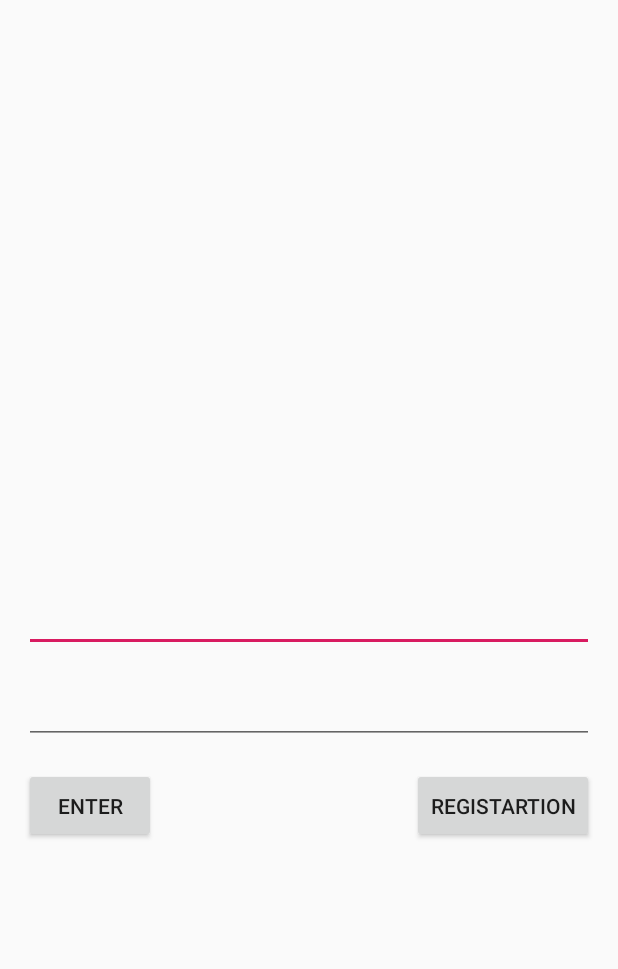
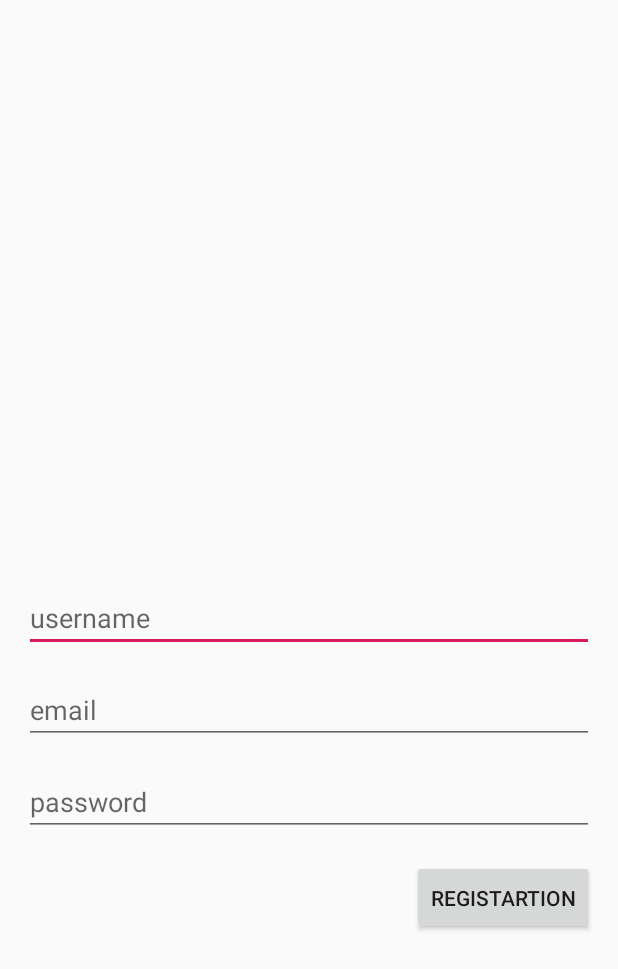
Before and after one commit to NewAzgardec/CuteChat-Android, an Android app: the screen it shows after launch (MainActivity before the commit, RegistrationActivity after it), after a tap on "REGISTARTION", on a phone screen of 412 x 824 dp. Shown: the top 969 px of the screen. Run offline under Robolectric (Android 15) with nearby library versions, the phone set to English and light mode, and no system bars; our stand-ins replace Firebase (no records; nobody signed in at launch, a user with empty details on screens opened directly), Timber.

Commit message:
added login/registration

```diff
--- a/app/src/main/AndroidManifest.xml
+++ b/app/src/main/AndroidManifest.xml
@@ -9,13 +9,16 @@
         android:roundIcon="@mipmap/ic_launcher_round"
         android:supportsRtl="true"
         android:theme="@style/AppTheme">
-        <activity android:name=".MainActivity">
+        <activity android:name=".start.MainActivity">
             <intent-filter>
                 <action android:name="android.intent.action.MAIN" />
 
                 <category android:name="android.intent.category.LAUNCHER" />
             </intent-filter>
         </activity>
+        <activity android:name=".start.LoginActivity"/>
+        <activity android:name=".start.RegistrationActivity"/>
+        <activity android:name=".Account"/>
     </application>
 
 </manifest>
--- a/app/src/main/java/com/example/kurs/MainActivity.kt
+++ /dev/null
@@ -1,65 +0,0 @@
-package com.example.kurs
-
-import androidx.appcompat.app.AppCompatActivity
-import android.os.Bundle
-import android.view.View
-import android.widget.Toast
-import com.google.firebase.auth.FirebaseAuth
-import kotlinx.android.synthetic.main.activity_main.*
-import timber.log.Timber
-
-class MainActivity : AppCompatActivity(), View.OnClickListener {
-
-    var firebaseAuth: FirebaseAuth? = null
-    var authListener: FirebaseAuth.AuthStateListener? = null
-
-    override fun onCreate(savedInstanceState: Bundle?) {
-        super.onCreate(savedInstanceState)
-        setContentView(R.layout.activity_main)
-
-        firebaseAuth = FirebaseAuth.getInstance()
-
-        authListener = FirebaseAuth.AuthStateListener {auth ->
-            val user = auth.currentUser
-            if(user!=null){
-                Timber.d("log in: "+user.uid)
-            }else{
-                Timber.d("log out")
-            }
-        }
-
-        btnEnter.setOnClickListener(this)
-        btnReg.setOnClickListener(this)
-    }
-
-    override fun onClick(p0: View?) {
-       when(p0){
-           btnEnter->{
-                enter(etEmail.text.toString(), etPassword.text.toString())
-           }
-
-           btnReg->{
-               reg(etEmail.text.toString(), etPassword.text.toString())
-           }
-       }
-    }
-
-    private fun enter(email: String, password: String) {
-        firebaseAuth?.signInWithEmailAndPassword(email, password)?.addOnCompleteListener {task->
-            if (task.isSuccessful){
-                Toast.makeText(this, "SUCCESS LOGIN", Toast.LENGTH_LONG).show()
-            }else{
-                Toast.makeText(this, "ERROR LOGIN", Toast.LENGTH_LONG).show()
-            }
-        }
-    }
-    private fun reg(email: String, password: String) {
-        firebaseAuth?.createUserWithEmailAndPassword(email, password)?.addOnCompleteListener {task->
-            if (task.isSuccessful){
-                Toast.makeText(this, "GOOD REGISTRATION", Toast.LENGTH_LONG).show()
-            }else{
-                Toast.makeText(this, "ERROR REGISTRATION", Toast.LENGTH_LONG).show()
-            }
-        }
-    }
-}
--- /dev/null
+++ b/app/src/main/java/com/example/kurs/start/MainActivity.kt
@@ -0,0 +1,44 @@
+package com.example.kurs.start
+
+import android.content.Intent
+import androidx.appcompat.app.AppCompatActivity
+import android.os.Bundle
+import android.view.View
+import com.example.kurs.R
+import com.google.firebase.auth.FirebaseAuth
+import kotlinx.android.synthetic.main.activity_main.*
+import timber.log.Timber
+
+class MainActivity : AppCompatActivity(), View.OnClickListener {
+
+    private var authListener: FirebaseAuth.AuthStateListener? = null
+
+    override fun onCreate(savedInstanceState: Bundle?) {
+        super.onCreate(savedInstanceState)
+        setContentView(R.layout.activity_main)
+
+        authListener = FirebaseAuth.AuthStateListener {auth ->
+            val user = auth.currentUser
+            if(user!=null){
+                Timber.d("log in: "+user.uid)
+            }else{
+                Timber.d("log out")
+            }
+        }
+
+        btnEnter.setOnClickListener(this)
+        btnReg.setOnClickListener(this)
+    }
+
+    override fun onClick(p0: View?) {
+       when(p0){
+           btnEnter->{
+               startActivity(Intent(this, LoginActivity::class.java))
+           }
+
+           btnReg->{
+               startActivity(Intent(this, RegistrationActivity::class.java))
+           }
+       }
+    }
+}
--- a/app/src/main/res/layout/activity_main.xml
+++ b/app/src/main/res/layout/activity_main.xml
@@ -4,28 +4,7 @@
     xmlns:tools="http://schemas.android.com/tools"
     android:layout_width="match_parent"
     android:layout_height="match_parent"
-    tools:context=".MainActivity">
-
-   <EditText
-       android:id="@+id/etEmail"
-       android:layout_width="match_parent"
-       android:layout_height="wrap_content"
-       android:layout_margin="16dp"
-       app:layout_constraintTop_toTopOf="parent"
-       app:layout_constraintLeft_toLeftOf="parent"
-       app:layout_constraintRight_toRightOf="parent"
-       app:layout_constraintBottom_toBottomOf="parent"/>
-
-    <EditText
-        android:id="@+id/etPassword"
-        android:layout_width="match_parent"
-        android:layout_height="wrap_content"
-        android:layout_margin="16dp"
-        app:layout_constraintTop_toBottomOf="@id/etEmail"
-        app:layout_constraintLeft_toLeftOf="parent"
-        app:layout_constraintRight_toRightOf="parent"
-        app:layout_constraintBottom_toBottomOf="parent"
-        app:layout_constraintVertical_bias="0.0"/>
+    tools:context=".start.MainActivity">
 
     <Button
         android:id="@+id/btnEnter"
@@ -33,8 +12,9 @@
         android:layout_height="50dp"
         android:text="enter"
         android:layout_marginTop="16dp"
-        app:layout_constraintTop_toBottomOf="@id/etPassword"
-        app:layout_constraintStart_toStartOf="@id/etPassword"/>
+        app:layout_constraintTop_toTopOf="parent"
+        app:layout_constraintLeft_toLeftOf="parent"
+        />
 
     <Button
         android:id="@+id/btnReg"
@@ -42,7 +22,8 @@
         android:layout_height="50dp"
         android:text="registartion"
         android:layout_marginTop="16dp"
-        app:layout_constraintTop_toBottomOf="@id/etPassword"
-        app:layout_constraintEnd_toEndOf="@id/etPassword"/>
+        app:layout_constraintTop_toBottomOf="@id/btnEnter"
+        app:layout_constraintLeft_toLeftOf="parent"
+        />
 
 </androidx.constraintlayout.widget.ConstraintLayout>
--- /dev/null
+++ b/app/src/main/res/layout/registration_activity.xml
@@ -0,0 +1,51 @@
+<?xml version="1.0" encoding="utf-8"?>
+<androidx.constraintlayout.widget.ConstraintLayout xmlns:android="http://schemas.android.com/apk/res/android"
+    xmlns:app="http://schemas.android.com/apk/res-auto"
+    android:layout_width="match_parent"
+    android:layout_height="match_parent">
+
+    <EditText
+        android:id="@+id/userName"
+        android:layout_width="match_parent"
+        android:layout_height="wrap_content"
+        android:layout_margin="16dp"
+        android:hint="username"
+        app:layout_constraintBottom_toBottomOf="parent"
+        app:layout_constraintLeft_toLeftOf="parent"
+        app:layout_constraintRight_toRightOf="parent"
+        app:layout_constraintTop_toTopOf="parent" />
+
+    <EditText
+        android:id="@+id/etEmail"
+        android:layout_width="match_parent"
+        android:layout_height="wrap_content"
+        android:layout_margin="16dp"
+        android:hint="email"
+        app:layout_constraintBottom_toBottomOf="parent"
+        app:layout_constraintLeft_toLeftOf="parent"
+        app:layout_constraintRight_toRightOf="parent"
+        app:layout_constraintTop_toBottomOf="@id/userName"
+        app:layout_constraintVertical_bias="0.0"/>
+
+    <EditText
+        android:id="@+id/etPassword"
+        android:layout_width="match_parent"
+        android:layout_height="wrap_content"
+        android:layout_margin="16dp"
+        android:hint="password"
+        app:layout_constraintBottom_toBottomOf="parent"
+        app:layout_constraintLeft_toLeftOf="parent"
+        app:layout_constraintRight_toRightOf="parent"
+        app:layout_constraintTop_toBottomOf="@id/etEmail"
+        app:layout_constraintVertical_bias="0.0" />
+
+    <Button
+        android:id="@+id/btnReg"
+        android:layout_width="wrap_content"
+        android:layout_height="50dp"
+        android:layout_marginTop="16dp"
+        android:text="registartion"
+        app:layout_constraintEnd_toEndOf="@id/etPassword"
+        app:layout_constraintTop_toBottomOf="@id/etPassword" />
+
+</androidx.constraintlayout.widget.ConstraintLayout>
```
Also changed, not shown: app/src/main/java/com/example/kurs/Account.kt (added, +39 -0 lines), app/src/main/java/com/example/kurs/User.kt (added, +8 -0 lines), app/src/main/java/com/example/kurs/start/LoginActivity.kt (added, +47 -0 lines), app/src/main/java/com/example/kurs/start/RegistrationActivity.kt (added, +65 -0 lines), app/src/main/res/layout/account_activity.xml (added, +18 -0 lines), app/src/main/res/layout/login_activity.xml (added, +38 -0 lines).
